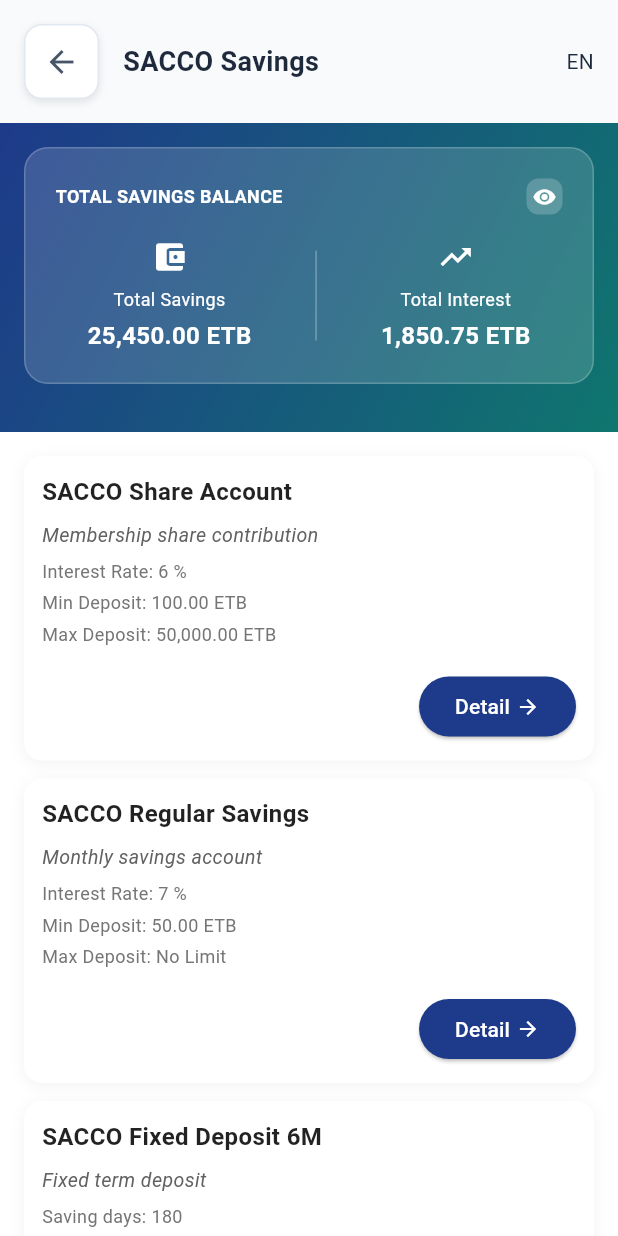
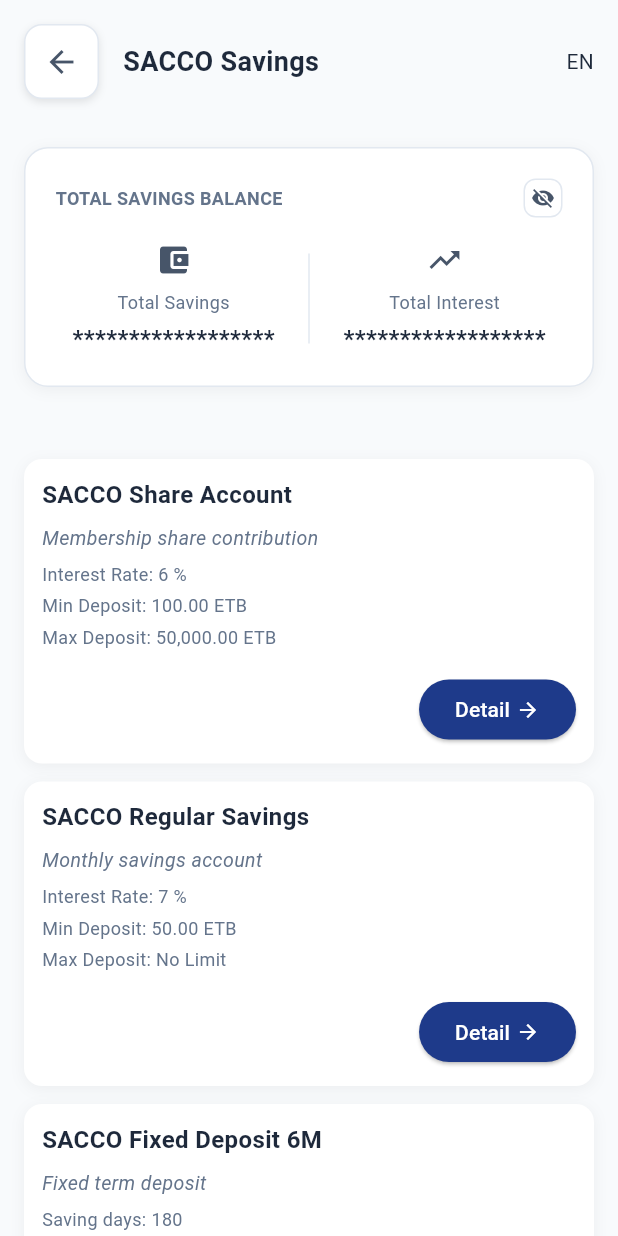
Before and after one commit to abenooo/ethio_saccos, a Flutter app: the SavingsListScreen screen opened directly, on a phone screen of 412 x 824 dp. Run offline on Flutter 3.47's test engine with Material 3 defaults, Android fonts, the phone set to English and light mode, and no system bars; our stand-ins replace curved_navigation_bar, shared_preferences; accounts and stored records are empty.

Commit message:
Hide the balance by default

```diff
--- a/lib/features/savings/screens/savings_list_screen.dart
+++ b/lib/features/savings/screens/savings_list_screen.dart
@@ -11,13 +11,12 @@ class SavingsListScreen extends StatefulWidget {
 }
 
 class _SavingsListScreenState extends State<SavingsListScreen> {
-  bool _isBalanceVisible = true;
+  bool _isBalanceVisible = false;
 
   @override
   Widget build(BuildContext context) {
     final cs = Theme.of(context).colorScheme;
-    final gradients = Theme.of(context).extension<AppGradients>()!;
-    final isDark = Theme.of(context).brightness == Brightness.dark;
+    final palette = Theme.of(context).extension<AppPalette>()!;
 
     final savingsProducts = [
       {
@@ -60,7 +59,7 @@ class _SavingsListScreenState extends State<SavingsListScreen> {
     ];
 
     return Scaffold(
-      backgroundColor: cs.background,
+      backgroundColor: cs.surface,
       body: Column(
         children: [
           CustomAppBar(
@@ -73,9 +72,9 @@ class _SavingsListScreenState extends State<SavingsListScreen> {
               }
             },
           ),
-          // Theme gradient header
+          // Light section header (from theme palette)
           Container(
-            decoration: BoxDecoration(gradient: gradients.headerGradient),
+            decoration: BoxDecoration(color: palette.sectionBg),
             child: Padding(
               padding: const EdgeInsets.fromLTRB(16, 16, 16, 32),
               child: Column(
@@ -84,22 +83,29 @@ class _SavingsListScreenState extends State<SavingsListScreen> {
                   Container(
                     padding: const EdgeInsets.all(20),
                     decoration: BoxDecoration(
-                      color: Colors.white.withOpacity(0.15),
+                      color: palette.cardBg,
                       borderRadius: BorderRadius.circular(16),
                       border: Border.all(
-                        color: Colors.white.withOpacity(0.2),
+                        color: palette.cardBorder,
                         width: 1,
                       ),
+                      boxShadow: [
+                        BoxShadow(
+                          color: Colors.black.withOpacity(0.05),
+                          blurRadius: 8,
+                          offset: const Offset(0, 2),
+                        ),
+                      ],
                     ),
                     child: Column(
                       children: [
                         Row(
                           mainAxisAlignment: MainAxisAlignment.spaceBetween,
                           children: [
-                            const Text(
+                            Text(
                               'TOTAL SAVINGS BALANCE',
                               style: TextStyle(
-                                color: Colors.white,
+                                color: palette.textSecondary,
                                 fontSize: 12,
                                 fontWeight: FontWeight.w600,
                               ),
@@ -113,12 +119,13 @@ class _SavingsListScreenState extends State<SavingsListScreen> {
                               child: Container(
                                 padding: const EdgeInsets.all(4),
                                 decoration: BoxDecoration(
-                                  color: Colors.white.withOpacity(0.2),
+                                  color: palette.cardBg,
                                   borderRadius: BorderRadius.circular(8),
+                                  border: Border.all(color: palette.cardBorder),
                                 ),
                                 child: Icon(
                                   _isBalanceVisible ? Icons.visibility : Icons.visibility_off,
-                                  color: Colors.white,
+                                  color: palette.iconPrimary,
                                   size: 16,
                                 ),
                               ),
@@ -134,22 +141,22 @@ class _SavingsListScreenState extends State<SavingsListScreen> {
                               children: [
                                 Icon(
                                   Icons.account_balance_wallet,
-                                  color: Colors.white,
+                                  color: palette.iconPrimary,
                                   size: 24,
                                 ),
                                 const SizedBox(height: 8),
-                                const Text(
+                                Text(
                                   'Total Savings',
                                   style: TextStyle(
-                                    color: Colors.white,
+                                    color: palette.textSecondary,
                                     fontSize: 12,
                                   ),
                                 ),
                                 const SizedBox(height: 4),
                                 Text(
                                   _isBalanceVisible ? '25,450.00 ETB' : '******************',
-                                  style: const TextStyle(
-                                    color: Colors.white,
+                                  style: TextStyle(
+                                    color: palette.textPrimary,
                                     fontSize: 16,
                                     fontWeight: FontWeight.bold,
                                   ),
@@ -159,28 +166,28 @@ class _SavingsListScreenState extends State<SavingsListScreen> {
                             Container(
                               height: 60,
                               width: 1,
-                              color: Colors.white.withOpacity(0.3),
+                              color: palette.cardBorder,
                             ),
                             Column(
                               children: [
                                 Icon(
                                   Icons.trending_up,
-                                  color: Colors.white,
+                                  color: palette.iconPrimary,
                                   size: 24,
                                 ),
                                 const SizedBox(height: 8),
-                                const Text(
+                                Text(
                                   'Total Interest',
                                   style: TextStyle(
-                                    color: Colors.white,
+                                    color: palette.textSecondary,
                                     fontSize: 12,
                                   ),
                                 ),
                                 const SizedBox(height: 4),
                                 Text(
                                   _isBalanceVisible ? '1,850.75 ETB' : '******************',
-                                  style: const TextStyle(
-                                    color: Colors.white,
+                                  style: TextStyle(
+                                    color: palette.textPrimary,
                                     fontSize: 16,
                                     fontWeight: FontWeight.bold,
                                   ),
@@ -207,11 +214,11 @@ class _SavingsListScreenState extends State<SavingsListScreen> {
                   margin: const EdgeInsets.only(bottom: 12),
                   padding: const EdgeInsets.all(12),
                   decoration: BoxDecoration(
-                    color: isDark ? Colors.grey[800] : Colors.white,
+                    color: palette.cardBg,
                     borderRadius: BorderRadius.circular(12),
                     boxShadow: [
                       BoxShadow(
-                        color: isDark ? Colors.black.withOpacity(0.3) : Colors.black.withOpacity(0.05),
+                        color: Colors.black.withOpacity(0.05),
                         blurRadius: 8,
                         offset: const Offset(0, 2),
                       ),
@@ -228,7 +235,7 @@ class _SavingsListScreenState extends State<SavingsListScreen> {
                               style: TextStyle(
                                 fontSize: 16,
                                 fontWeight: FontWeight.w600,
-                                color: isDark ? Colors.white : Colors.black87,
+                                color: palette.textPrimary,
                               ),
                             ),
                           ),
@@ -239,7 +246,7 @@ class _SavingsListScreenState extends State<SavingsListScreen> {
                         Text(
                           product['description']!,
                           style: TextStyle(
-                            color: isDark ? Colors.grey[300] : Colors.grey[700],
+                            color: palette.textSecondary,
                             fontSize: 13,
                             fontStyle: FontStyle.italic,
                           ),
@@ -250,7 +257,7 @@ class _SavingsListScreenState extends State<SavingsListScreen> {
                         Text(
                           'Saving days: ${product['savingDays']}',
                           style: TextStyle(
-                            color: isDark ? Colors.grey[300] : Colors.grey[600],
+                            color: palette.textSecondary,
                             fontSize: 12,
                           ),
                         ),
@@ -259,7 +266,7 @@ class _SavingsListScreenState extends State<SavingsListScreen> {
                       Text(
                         'Interest Rate: ${product['interestRate']}',
                         style: TextStyle(
-                          color: isDark ? Colors.grey[300] : Colors.grey[600],
+                          color: palette.textSecondary,
                           fontSize: 12,
                         ),
                       ),
@@ -267,7 +274,7 @@ class _SavingsListScreenState extends State<SavingsListScreen> {
                       Text(
                         'Min Deposit: ${product['minDeposit']}',
                         style: TextStyle(
-                          color: isDark ? Colors.grey[300] : Colors.grey[600],
+                          color: palette.textSecondary,
                           fontSize: 12,
                         ),
                       ),
@@ -275,7 +282,7 @@ class _SavingsListScreenState extends State<SavingsListScreen> {
                       Text(
                         'Max Deposit: ${product['maxDeposit']}',
                         style: TextStyle(
-                          color: isDark ? Colors.grey[300] : Colors.grey[600],
+                          color: palette.textSecondary,
                           fontSize: 12,
                         ),
                       ),
```
